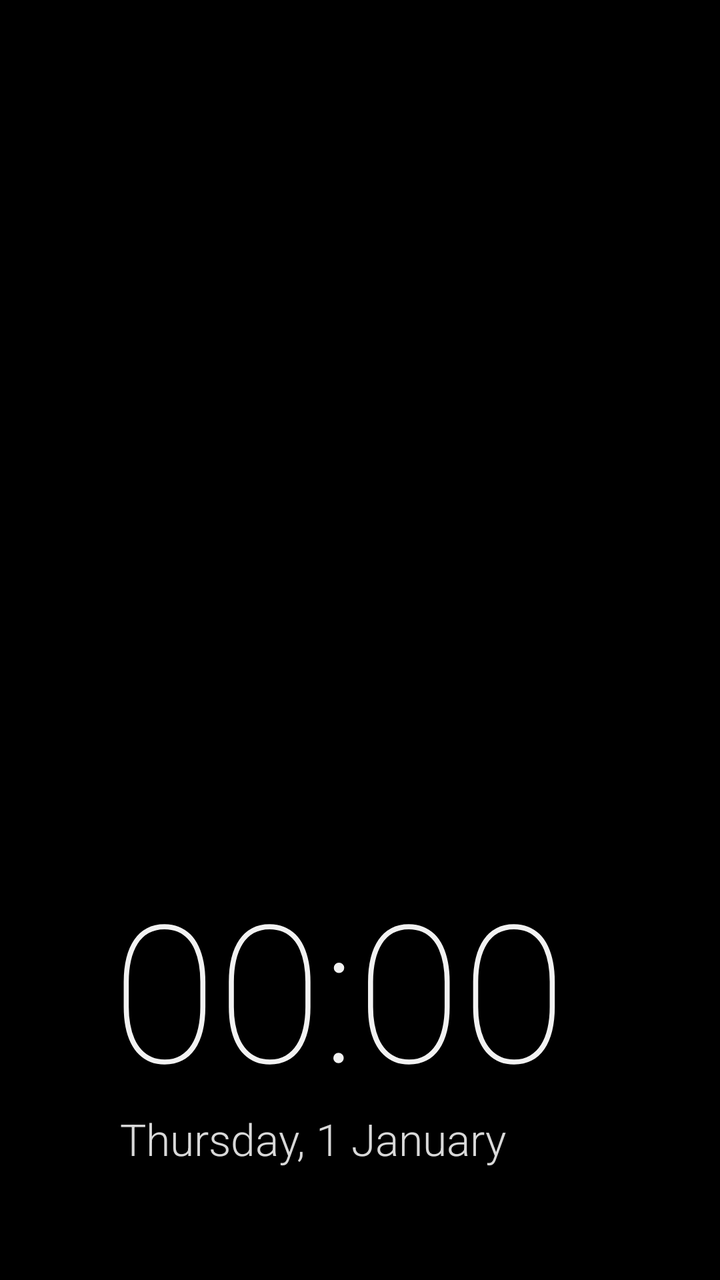
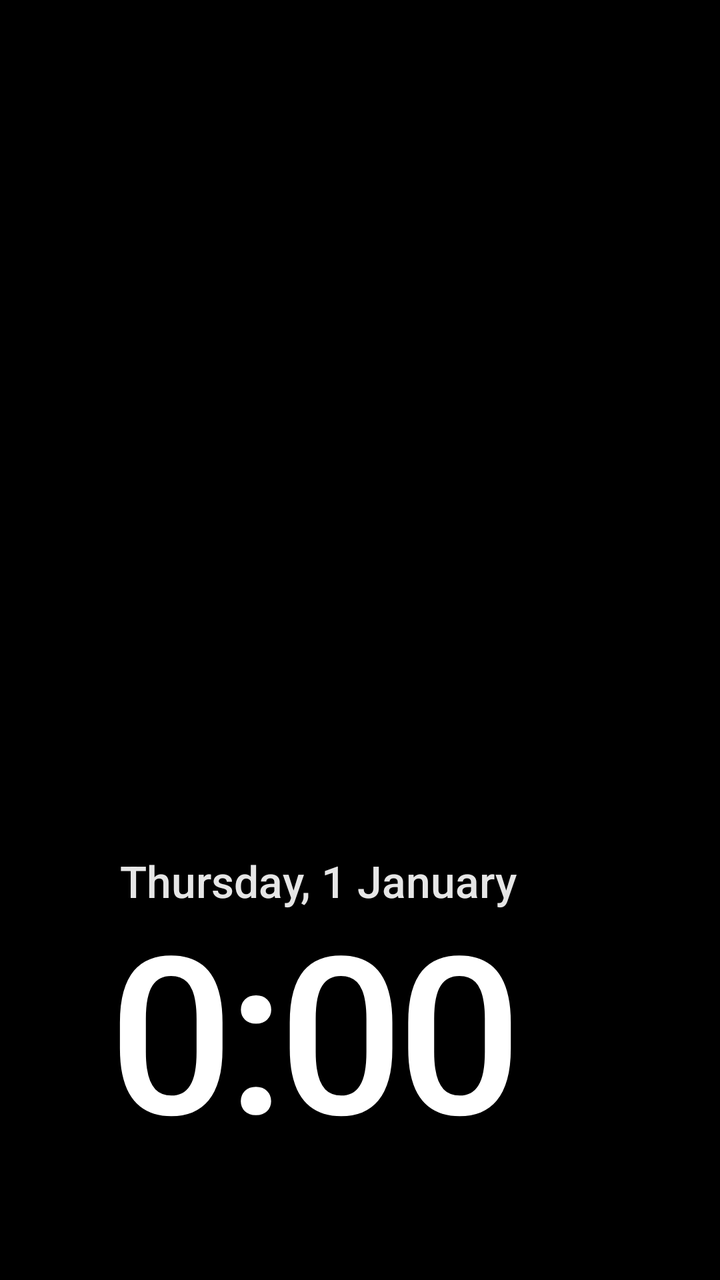

Before-and-after screenshots of an Android layout around one commit, followed by the original layout XML and the change that was made.
<!-- AndroidManifest.xml: application theme AppTheme -->
<!-- res/layout/dream.xml -->
<?xml version="1.0" encoding="utf-8"?>
<FrameLayout xmlns:android="http://schemas.android.com/apk/res/android"
    android:layout_width="match_parent"
    android:layout_height="match_parent"
    android:background="#FF000000">

    <ImageView
        android:id="@+id/img_a"
        android:layout_width="match_parent"
        android:layout_height="match_parent"
        android:alpha="0"
        android:importantForAccessibility="no"
        android:scaleType="centerCrop" />

    <ImageView
        android:id="@+id/img_b"
        android:layout_width="match_parent"
        android:layout_height="match_parent"
        android:alpha="0"
        android:importantForAccessibility="no"
        android:scaleType="centerCrop" />

    <View
        android:layout_width="match_parent"
        android:layout_height="320dp"
        android:layout_gravity="bottom"
        android:background="@drawable/scrim_bottom" />

    <FrameLayout
        android:id="@+id/content"
        android:layout_width="match_parent"
        android:layout_height="match_parent"
        android:padding="56dp">

        <TextView
            android:id="@+id/dream_caption"
            android:layout_width="wrap_content"
            android:layout_height="wrap_content"
            android:layout_gravity="top|start"
            android:alpha="0"
            android:shadowColor="#99000000"
            android:shadowRadius="8"
            android:textColor="#CCFFFFFF"
            android:textSize="15sp" />

        <LinearLayout
            android:id="@+id/dream_clock_box"
            android:layout_width="wrap_content"
            android:layout_height="wrap_content"
            android:layout_gravity="bottom|start"
            android:orientation="vertical">

            <TextClock
                android:layout_width="wrap_content"
                android:layout_height="wrap_content"
                android:fontFamily="sans-serif-thin"
                android:format12Hour="HH:mm"
                android:format24Hour="HH:mm"
                android:includeFontPadding="false"
                android:shadowColor="#99000000"
                android:shadowRadius="14"
                android:textColor="#F2FFFFFF"
                android:textSize="96sp" />

            <TextClock
                android:layout_width="wrap_content"
                android:layout_height="wrap_content"
                android:layout_marginStart="4dp"
                android:fontFamily="sans-serif-light"
                android:format12Hour="EEEE, d MMMM"
                android:format24Hour="EEEE, d MMMM"
                android:shadowColor="#99000000"
                android:shadowRadius="10"
                android:textColor="#D9FFFFFF"
                android:textSize="22sp" />
        </LinearLayout>

        <LinearLayout
            android:id="@+id/dream_weather"
            android:layout_width="wrap_content"
            android:layout_height="wrap_content"
            android:layout_gravity="bottom|end"
            android:gravity="center_vertical"
            android:orientation="horizontal"
            android:visibility="gone">

            <ImageView
                android:id="@+id/dream_weather_icon"
                android:layout_width="56dp"
                android:layout_height="56dp"
                android:importantForAccessibility="no" />

            <LinearLayout
                android:layout_width="wrap_content"
                android:layout_height="wrap_content"
                android:layout_marginStart="14dp"
                android:orientation="vertical">

                <TextView
                    android:id="@+id/dream_weather_temp"
                    android:layout_width="wrap_content"
                    android:layout_height="wrap_content"
                    android:fontFamily="sans-serif-thin"
                    android:includeFontPadding="false"
                    android:shadowColor="#99000000"
                    android:shadowRadius="10"
                    android:textColor="#F2FFFFFF"
                    android:textSize="44sp" />

                <TextView
                    android:id="@+id/dream_weather_desc"
                    android:layout_width="wrap_content"
                    android:layout_height="wrap_content"
                    android:shadowColor="#99000000"
                    android:shadowRadius="8"
                    android:textColor="#D9FFFFFF"
                    android:textSize="16sp" />
            </LinearLayout>
        </LinearLayout>
    </FrameLayout>
</FrameLayout>
<!-- resources referenced by this layout -->
<resources>
  <!-- drawable scrim_bottom (drawable) -->
  <?xml version="1.0" encoding="utf-8"?>
  <shape xmlns:android="http://schemas.android.com/apk/res/android" android:shape="rectangle">
      <gradient
          android:angle="90"
          android:startColor="#D9000000"
          android:endColor="#00000000" />
  </shape>
  <style name="AppTheme" parent="@android:style/Theme.DeviceDefault.NoActionBar.Fullscreen">
          <item name="android:windowBackground">@color/bg</item>
          <item name="android:colorBackground">@color/bg</item>
          <item name="android:windowShowWallpaper">false</item>
          <item name="android:windowDisablePreview">true</item>
          <item name="android:windowAnimationStyle">@null</item>
      </style>
  <color name="bg">#0B0C10</color>
</resources>

<!-- the commit's change to res/layout/dream.xml (unified diff, before → after) -->
@@ -53,26 +53,27 @@
             <TextClock
                 android:layout_width="wrap_content"
                 android:layout_height="wrap_content"
-                android:fontFamily="sans-serif-thin"
-                android:format12Hour="HH:mm"
-                android:format24Hour="HH:mm"
-                android:includeFontPadding="false"
+                android:layout_marginStart="4dp"
+                android:fontFamily="sans-serif-medium"
+                android:format12Hour="EEEE, d MMMM"
+                android:format24Hour="EEEE, d MMMM"
                 android:shadowColor="#99000000"
-                android:shadowRadius="14"
-                android:textColor="#F2FFFFFF"
-                android:textSize="96sp" />
+                android:shadowRadius="10"
+                android:textColor="#E6FFFFFF"
+                android:textSize="22sp" />
 
             <TextClock
                 android:layout_width="wrap_content"
                 android:layout_height="wrap_content"
-                android:layout_marginStart="4dp"
-                android:fontFamily="sans-serif-light"
-                android:format12Hour="EEEE, d MMMM"
-                android:format24Hour="EEEE, d MMMM"
+                android:fontFamily="sans-serif-medium"
+                android:format12Hour="H:mm"
+                android:format24Hour="H:mm"
+                android:includeFontPadding="false"
+                android:letterSpacing="-0.03"
                 android:shadowColor="#99000000"
-                android:shadowRadius="10"
-                android:textColor="#D9FFFFFF"
-                android:textSize="22sp" />
+                android:shadowRadius="16"
+                android:textColor="#FFFFFFFF"
+                android:textSize="110sp" />
         </LinearLayout>
 
         <LinearLayout
@@ -100,7 +101,7 @@
                     android:id="@+id/dream_weather_temp"
                     android:layout_width="wrap_content"
                     android:layout_height="wrap_content"
-                    android:fontFamily="sans-serif-thin"
+                    android:fontFamily="sans-serif-light"
                     android:includeFontPadding="false"
                     android:shadowColor="#99000000"
                     android:shadowRadius="10"
